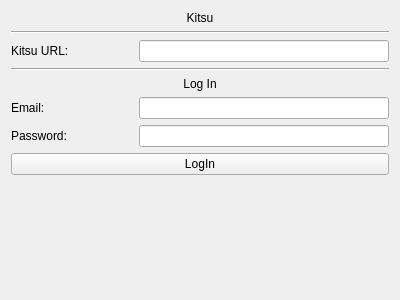
This is ui/kitsu_setting.ui in iYapi/ZeroXe as Qt 5 draws it before an edit. The edited form follows.
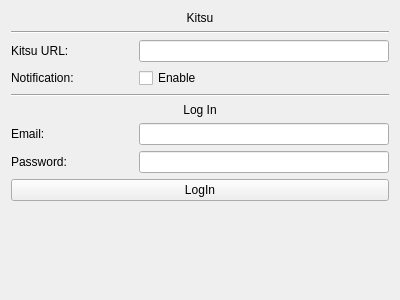
This is the edited form.

Commit message: feat: notification feature

```diff
--- a/ui/kitsu_setting.ui
+++ b/ui/kitsu_setting.ui
@@ -16,14 +16,41 @@
   <layout class="QGridLayout" name="gridLayout_2">
    <item row="0" column="0">
     <layout class="QGridLayout" name="gridLayout">
-     <item row="4" column="0" colspan="3">
-      <widget class="Line" name="line">
-       <property name="orientation">
-        <enum>Qt::Orientation::Horizontal</enum>
+     <item row="8" column="0">
+      <widget class="QLabel" name="label_password">
+       <property name="text">
+        <string>Password:</string>
        </property>
       </widget>
      </item>
      <item row="9" column="0" colspan="3">
+      <widget class="QPushButton" name="pushButton_login">
+       <property name="text">
+        <string>LogIn</string>
+       </property>
+      </widget>
+     </item>
+     <item row="7" column="1" colspan="2">
+      <widget class="QLineEdit" name="lineEdit_email"/>
+     </item>
+     <item row="3" column="0">
+      <widget class="QLabel" name="label_kitsuUrl">
+       <property name="text">
+        <string>Kitsu URL:</string>
+       </property>
+      </widget>
+     </item>
+     <item row="6" column="0" colspan="3">
+      <widget class="QLabel" name="label_login">
+       <property name="text">
+        <string>Log In</string>
+       </property>
+       <property name="alignment">
+        <set>Qt::AlignmentFlag::AlignCenter</set>
+       </property>
+      </widget>
+     </item>
+     <item row="10" column="0" colspan="3">
       <spacer name="verticalSpacer">
        <property name="orientation">
         <enum>Qt::Orientation::Vertical</enum>
@@ -36,50 +63,23 @@
        </property>
       </spacer>
      </item>
-     <item row="3" column="0">
-      <widget class="QLabel" name="label_kitsuUrl">
+     <item row="7" column="0">
+      <widget class="QLabel" name="label_email">
        <property name="text">
-        <string>Kitsu URL:</string>
+        <string>Email:</string>
        </property>
       </widget>
      </item>
      <item row="5" column="0" colspan="3">
-      <widget class="QLabel" name="label_login">
-       <property name="text">
-        <string>Log In</string>
-       </property>
-       <property name="alignment">
-        <set>Qt::AlignmentFlag::AlignCenter</set>
-       </property>
-      </widget>
-     </item>
-     <item row="1" column="0" colspan="3">
-      <widget class="Line" name="line_2">
+      <widget class="Line" name="line">
        <property name="orientation">
         <enum>Qt::Orientation::Horizontal</enum>
        </property>
       </widget>
      </item>
-     <item row="6" column="1" colspan="2">
-      <widget class="QLineEdit" name="lineEdit_email"/>
-     </item>
      <item row="3" column="1" colspan="2">
       <widget class="QLineEdit" name="lineEdit_kitsuUrl"/>
      </item>
-     <item row="7" column="1" colspan="2">
-      <widget class="QLineEdit" name="lineEdit_password">
-       <property name="echoMode">
-        <enum>QLineEdit::EchoMode::Password</enum>
-       </property>
-      </widget>
-     </item>
-     <item row="7" column="0">
-      <widget class="QLabel" name="label_password">
-       <property name="text">
-        <string>Password:</string>
-       </property>
-      </widget>
-     </item>
      <item row="0" column="0" colspan="3">
       <widget class="QLabel" name="label_title">
        <property name="text">
@@ -90,17 +90,31 @@
        </property>
       </widget>
      </item>
-     <item row="6" column="0">
-      <widget class="QLabel" name="label_email">
+     <item row="8" column="1" colspan="2">
+      <widget class="QLineEdit" name="lineEdit_password">
+       <property name="echoMode">
+        <enum>QLineEdit::EchoMode::Password</enum>
+       </property>
+      </widget>
+     </item>
+     <item row="1" column="0" colspan="3">
+      <widget class="Line" name="line_2">
+       <property name="orientation">
+        <enum>Qt::Orientation::Horizontal</enum>
+       </property>
+      </widget>
+     </item>
+     <item row="4" column="0">
+      <widget class="QLabel" name="label_notification">
        <property name="text">
-        <string>Email:</string>
+        <string>Notification: </string>
        </property>
       </widget>
      </item>
-     <item row="8" column="0" colspan="3">
-      <widget class="QPushButton" name="pushButton_login">
+     <item row="4" column="1" colspan="2">
+      <widget class="QCheckBox" name="checkBox_notification">
        <property name="text">
-        <string>LogIn</string>
+        <string>Enable</string>
        </property>
       </widget>
      </item>
```
The commit also changes 7 other files.
